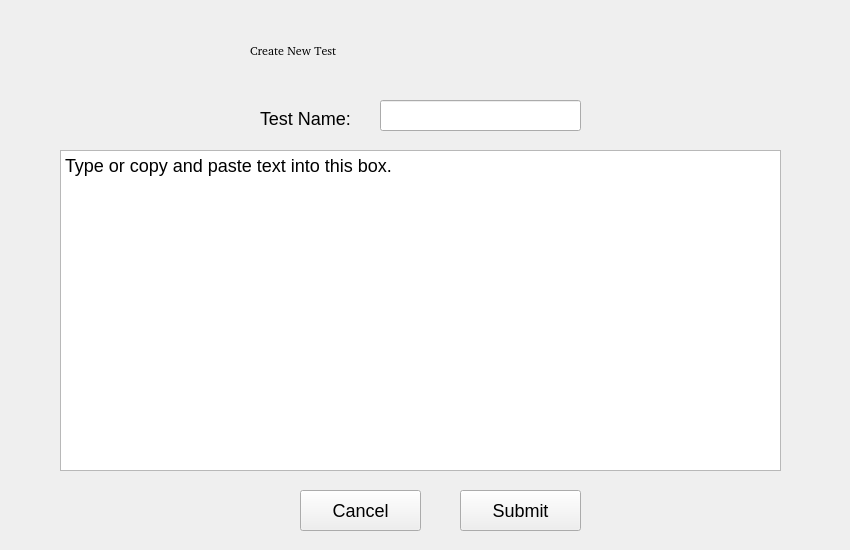
Old version of the form createnew.ui in the repository nickcosta18/totalPrediction.
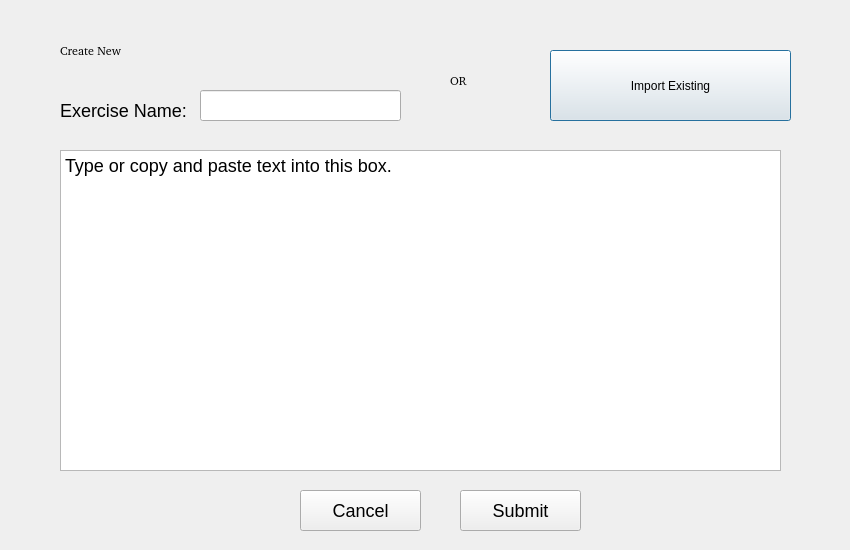
New version of the form.

Patch:
```diff
--- a/createnew.ui
+++ b/createnew.ui
@@ -82,8 +82,8 @@
   <widget class="QLineEdit" name="name">
    <property name="geometry">
     <rect>
-     <x>380</x>
-     <y>100</y>
+     <x>200</x>
+     <y>90</y>
      <width>201</width>
      <height>31</height>
     </rect>
@@ -118,10 +118,10 @@
   <widget class="QLabel" name="label_2">
    <property name="geometry">
     <rect>
-     <x>260</x>
-     <y>110</y>
-     <width>101</width>
-     <height>16</height>
+     <x>60</x>
+     <y>100</y>
+     <width>131</width>
+     <height>20</height>
     </rect>
    </property>
    <property name="font">
@@ -133,15 +133,15 @@
     <string notr="true">font-size: 18px;</string>
    </property>
    <property name="text">
-    <string>Test Name:</string>
+    <string>Exercise Name:</string>
    </property>
   </widget>
   <widget class="QLabel" name="headingLabel">
    <property name="geometry">
     <rect>
-     <x>250</x>
+     <x>60</x>
      <y>20</y>
-     <width>361</width>
+     <width>291</width>
      <height>61</height>
     </rect>
    </property>
@@ -154,7 +154,41 @@
     <string notr="true"/>
    </property>
    <property name="text">
-    <string>Create New Test</string>
+    <string>Create New</string>
+   </property>
+  </widget>
+  <widget class="QLabel" name="headingLabel2">
+   <property name="geometry">
+    <rect>
+     <x>450</x>
+     <y>50</y>
+     <width>91</width>
+     <height>61</height>
+    </rect>
+   </property>
+   <property name="font">
+    <font>
+     <family>:/resources/EASports.ttf</family>
+    </font>
+   </property>
+   <property name="styleSheet">
+    <string notr="true"/>
+   </property>
+   <property name="text">
+    <string>OR</string>
+   </property>
+  </widget>
+  <widget class="QPushButton" name="importButton">
+   <property name="geometry">
+    <rect>
+     <x>550</x>
+     <y>50</y>
+     <width>241</width>
+     <height>71</height>
+    </rect>
+   </property>
+   <property name="text">
+    <string>Import Existing</string>
    </property>
   </widget>
  </widget>
```
Left out of the diff: 17 changed lines with no effect on the pictures.
